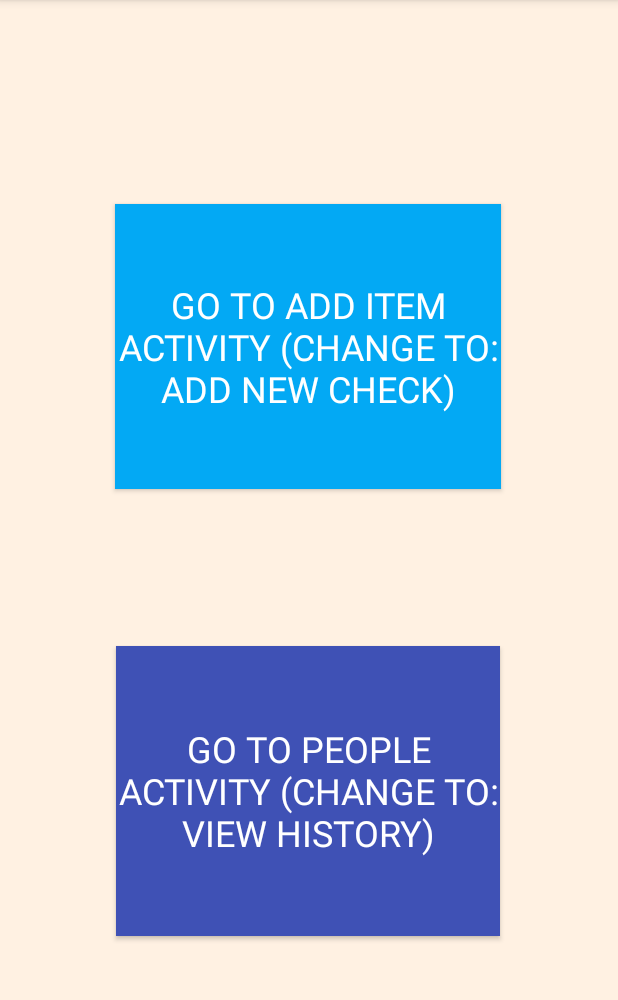
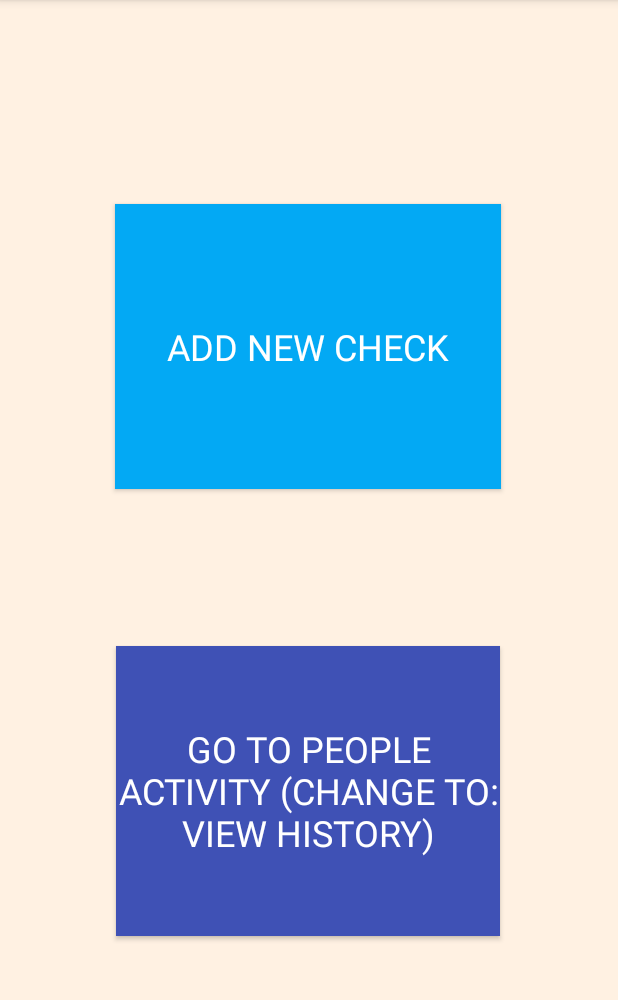
Before and after one commit to willardperalta/ics466, an Android app: the screen it shows after launch (MainActivity), on a phone screen of 412 x 824 dp, the part 84-1084 px from its top. Run offline under Robolectric (Android 15) with nearby library versions, the phone set to English and light mode, and no system bars; Roboto replaces fonts that are not available here.

Commit message:
changed text on first button for main activity

```diff
--- a/OneCheck/app/src/main/res/layout/activity_main.xml
+++ b/OneCheck/app/src/main/res/layout/activity_main.xml
@@ -30,7 +30,7 @@
         android:background="#03A9F4"
         android:fontFamily="@font/voltaire"
         android:onClick="launchAddItemActivity"
-        android:text="GO TO ADD ITEM ACTIVITY (Change to: Add new check)"
+        android:text="Add new check"
         android:textColor="#ffffff"
         android:textSize="24sp"
         app:layout_constraintEnd_toEndOf="parent"
```
